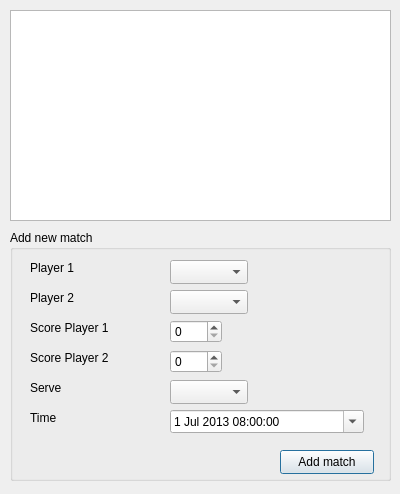
Qt form show_matches.ui (m-wichmann/yatts) before a commit.
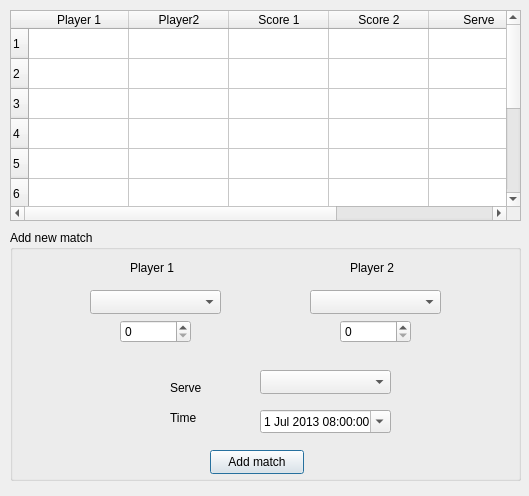
The same form after that commit.

Commit message: Better matches dialog.

```diff
--- a/show_matches.ui
+++ b/show_matches.ui
@@ -6,8 +6,8 @@
    <rect>
     <x>0</x>
     <y>0</y>
-    <width>400</width>
-    <height>494</height>
+    <width>529</width>
+    <height>496</height>
    </rect>
   </property>
   <property name="windowTitle">
@@ -18,7 +18,7 @@
     <rect>
      <x>10</x>
      <y>230</y>
-     <width>381</width>
+     <width>511</width>
      <height>251</height>
     </rect>
    </property>
@@ -28,9 +28,9 @@
    <widget class="QComboBox" name="player1_combo">
     <property name="geometry">
      <rect>
-      <x>160</x>
-      <y>30</y>
-      <width>78</width>
+      <x>80</x>
+      <y>60</y>
+      <width>131</width>
       <height>24</height>
      </rect>
     </property>
@@ -38,9 +38,9 @@
    <widget class="QComboBox" name="player2_combo">
     <property name="geometry">
      <rect>
-      <x>160</x>
+      <x>300</x>
       <y>60</y>
-      <width>78</width>
+      <width>131</width>
       <height>24</height>
      </rect>
     </property>
@@ -48,9 +48,9 @@
    <widget class="QSpinBox" name="score1">
     <property name="geometry">
      <rect>
-      <x>160</x>
+      <x>110</x>
       <y>90</y>
-      <width>52</width>
+      <width>71</width>
       <height>23</height>
      </rect>
     </property>
@@ -61,9 +61,9 @@
    <widget class="QSpinBox" name="score2">
     <property name="geometry">
      <rect>
-      <x>160</x>
-      <y>120</y>
-      <width>52</width>
+      <x>330</x>
+      <y>90</y>
+      <width>71</width>
       <height>23</height>
      </rect>
     </property>
@@ -74,9 +74,9 @@
    <widget class="QComboBox" name="serve_player_combo">
     <property name="geometry">
      <rect>
-      <x>160</x>
-      <y>150</y>
-      <width>78</width>
+      <x>250</x>
+      <y>140</y>
+      <width>131</width>
       <height>24</height>
      </rect>
     </property>
@@ -84,9 +84,9 @@
    <widget class="QDateTimeEdit" name="dateTimeEdit">
     <property name="geometry">
      <rect>
-      <x>160</x>
+      <x>250</x>
       <y>180</y>
-      <width>194</width>
+      <width>131</width>
       <height>23</height>
      </rect>
     </property>
@@ -111,7 +111,7 @@
    <widget class="QLabel" name="label">
     <property name="geometry">
      <rect>
-      <x>20</x>
+      <x>120</x>
       <y>30</y>
       <width>55</width>
       <height>15</height>
@@ -124,8 +124,8 @@
    <widget class="QLabel" name="label_2">
     <property name="geometry">
      <rect>
-      <x>20</x>
-      <y>60</y>
+      <x>340</x>
+      <y>30</y>
       <width>55</width>
       <height>15</height>
      </rect>
@@ -137,7 +137,7 @@
    <widget class="QPushButton" name="add_new_match_button">
     <property name="geometry">
      <rect>
-      <x>270</x>
+      <x>200</x>
       <y>220</y>
       <width>94</width>
       <height>24</height>
@@ -147,36 +147,10 @@
      <string>Add match</string>
     </property>
    </widget>
-   <widget class="QLabel" name="label_3">
-    <property name="geometry">
-     <rect>
-      <x>20</x>
-      <y>90</y>
-      <width>91</width>
-      <height>16</height>
-     </rect>
-    </property>
-    <property name="text">
-     <string>Score Player 1</string>
-    </property>
-   </widget>
-   <widget class="QLabel" name="label_4">
-    <property name="geometry">
-     <rect>
-      <x>20</x>
-      <y>120</y>
-      <width>91</width>
-      <height>16</height>
-     </rect>
-    </property>
-    <property name="text">
-     <string>Score Player 2</string>
-    </property>
-   </widget>
    <widget class="QLabel" name="label_5">
     <property name="geometry">
      <rect>
-      <x>20</x>
+      <x>160</x>
       <y>150</y>
       <width>55</width>
       <height>15</height>
@@ -189,7 +163,7 @@
    <widget class="QLabel" name="label_6">
     <property name="geometry">
      <rect>
-      <x>20</x>
+      <x>160</x>
       <y>180</y>
       <width>55</width>
       <height>15</height>
@@ -205,10 +179,56 @@
     <rect>
      <x>10</x>
      <y>10</y>
-     <width>381</width>
+     <width>511</width>
      <height>211</height>
     </rect>
    </property>
+   <property name="rowCount">
+    <number>10</number>
+   </property>
+   <property name="columnCount">
+    <number>6</number>
+   </property>
+   <row/>
+   <row/>
+   <row/>
+   <row/>
+   <row/>
+   <row/>
+   <row/>
+   <row/>
+   <row/>
+   <row/>
+   <column>
+    <property name="text">
+     <string>Player 1</string>
+    </property>
+   </column>
+   <column>
+    <property name="text">
+     <string>Player2</string>
+    </property>
+   </column>
+   <column>
+    <property name="text">
+     <string>Score 1</string>
+    </property>
+   </column>
+   <column>
+    <property name="text">
+     <string>Score 2</string>
+    </property>
+   </column>
+   <column>
+    <property name="text">
+     <string>Serve</string>
+    </property>
+   </column>
+   <column>
+    <property name="text">
+     <string>Time</string>
+    </property>
+   </column>
   </widget>
  </widget>
  <resources/>
```
Left out of the diff: 4 changed lines with no effect on the pictures.
